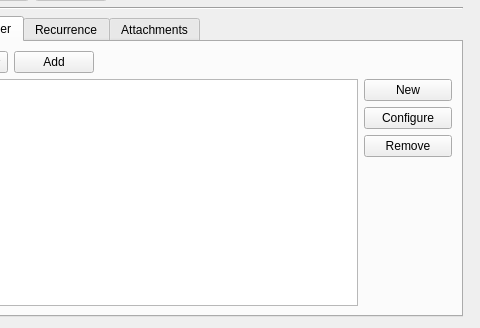
chusopr/kdepim-ktimetracker-akonadi, file incidenceeditors/incidenceeditor-ng/eventortododesktop.ui: the form before one commit; both pictures show x 216 to 696 and y 223 to 551 of the 696 by 551 pixel window.
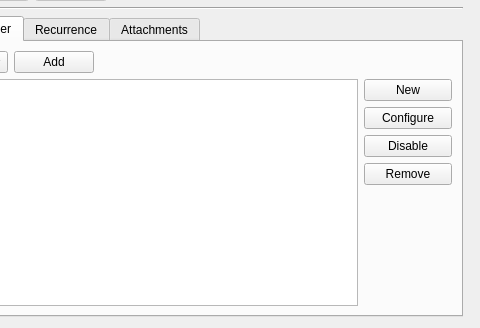
The form after the commit. Custom widgets are drawn as their Qt base class.

Commit message: Add a togglebutton to enable/disable alarms.

Diff of the .ui file:
```diff
--- a/incidenceeditors/incidenceeditor-ng/eventortododesktop.ui
+++ b/incidenceeditors/incidenceeditor-ng/eventortododesktop.ui
@@ -707,14 +707,14 @@
          </property>
         </widget>
        </item>
-       <item row="3" column="4">
+       <item row="4" column="4">
         <widget class="QPushButton" name="mAlarmRemoveButton">
          <property name="text">
           <string>Remove</string>
          </property>
         </widget>
        </item>
-       <item row="4" column="4">
+       <item row="5" column="4">
         <spacer name="verticalSpacer">
          <property name="orientation">
           <enum>Qt::Vertical</enum>
@@ -734,13 +734,20 @@
          </property>
         </widget>
        </item>
-       <item row="1" column="0" rowspan="4" colspan="4">
+       <item row="1" column="0" rowspan="6" colspan="4">
         <widget class="QListWidget" name="mAlarmList">
          <property name="editTriggers">
           <set>QAbstractItemView::NoEditTriggers</set>
          </property>
         </widget>
        </item>
+       <item row="3" column="4">
+        <widget class="QPushButton" name="mAlarmToggleButton">
+         <property name="text">
+          <string>Disable</string>
+         </property>
+        </widget>
+       </item>
       </layout>
      </widget>
      <widget class="QWidget" name="tab_5">
```
The commit also changes 3 other files.
